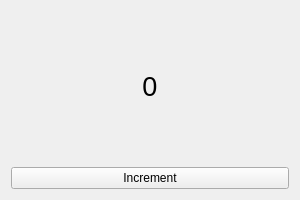
Before: the Qt Designer form src/features/counter/widget/CounterWidget.ui in ChristianWSmith/qt6-template, drawn with Qt 5.
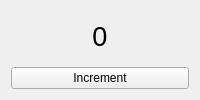
After: the same form once the commit is applied.

Diff of the .ui file:
```diff
--- a/src/features/counter/widget/CounterWidget.ui
+++ b/src/features/counter/widget/CounterWidget.ui
@@ -6,8 +6,8 @@
    <rect>
     <x>0</x>
     <y>0</y>
-    <width>300</width>
-    <height>200</height>
+    <width>0</width>
+    <height>0</height>
    </rect>
   </property>
   <property name="windowTitle">
```
